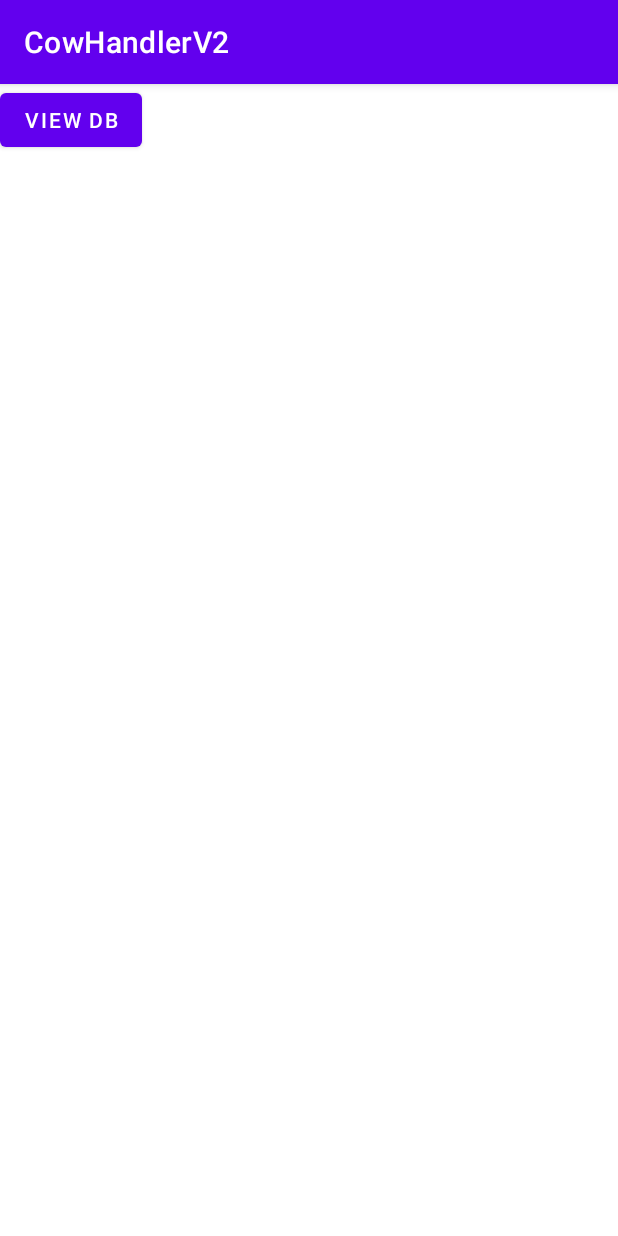
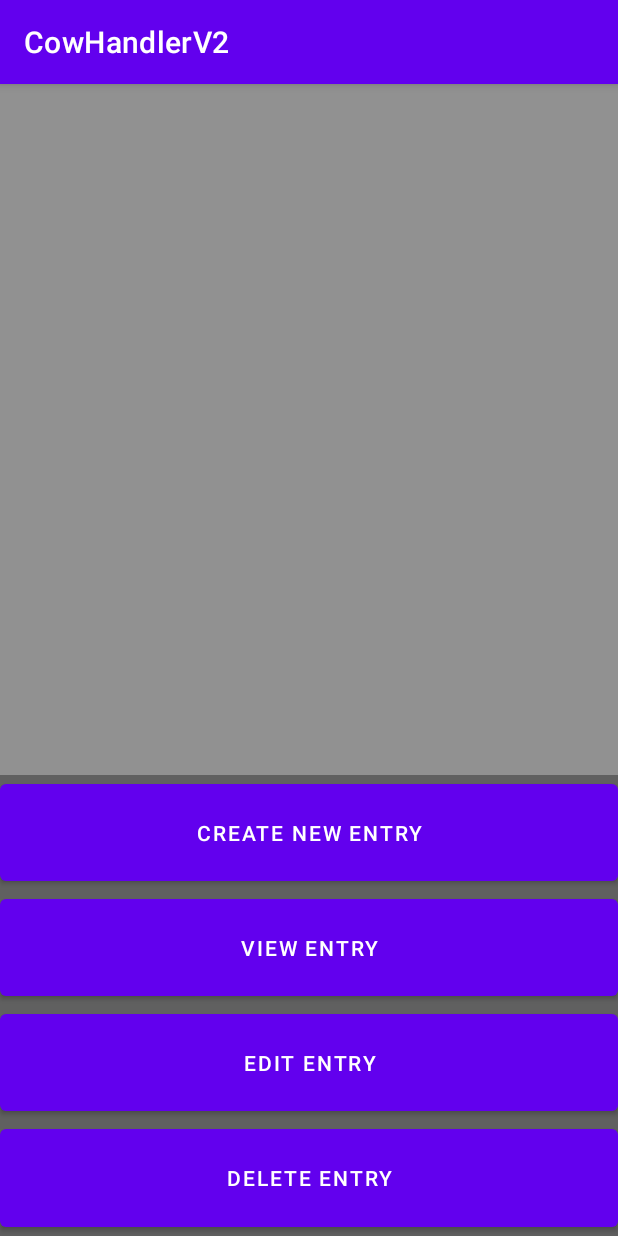
Before and after one commit to sboutros22/CowHandlerV2, an Android app: the screen it shows after launch (MainActivity), on a phone screen of 412 x 824 dp. Run offline under Robolectric (Android 15) with nearby library versions, the phone set to English and light mode, and no system bars.

```diff
--- a/app/src/main/res/layout/activity_main.xml
+++ b/app/src/main/res/layout/activity_main.xml
@@ -1,19 +1,49 @@
 <?xml version="1.0" encoding="utf-8"?>
-<androidx.constraintlayout.widget.ConstraintLayout xmlns:android="http://schemas.android.com/apk/res/android"
+<LinearLayout xmlns:android="http://schemas.android.com/apk/res/android"
     xmlns:app="http://schemas.android.com/apk/res-auto"
     xmlns:tools="http://schemas.android.com/tools"
     android:layout_width="match_parent"
     android:layout_height="match_parent"
+    android:background="@color/gray_med"
+    android:orientation="vertical"
     tools:context=".MainActivity">
 
 
+    <ImageView
+        android:id="@+id/imageView"
+        android:layout_width="match_parent"
+        android:layout_height="wrap_content"
+        android:layout_weight=".8"
+        android:background="@color/gray_light"
+        tools:srcCompat="@drawable/ic_launcher_foreground"
+        android:contentDescription="@string/place_holder" />
 
     <Button
         android:id="@+id/btn1"
-        android:layout_width="wrap_content"
+        android:layout_width="match_parent"
         android:layout_height="wrap_content"
-        android:text="View DB"
-        app:layout_constraintStart_toStartOf="parent"
-        app:layout_constraintTop_toTopOf="parent" />
+        android:layout_weight=".05"
+        android:text="@string/create_new_entry" />
 
-</androidx.constraintlayout.widget.ConstraintLayout>
+    <Button
+        android:id="@+id/button"
+        android:layout_width="match_parent"
+        android:layout_height="wrap_content"
+        android:layout_weight=".05"
+        android:text="@string/view_entry" />
+
+    <Button
+        android:id="@+id/button2"
+        android:layout_width="match_parent"
+        android:layout_height="wrap_content"
+        android:layout_weight=".05"
+        android:text="@string/edit_entry" />
+
+    <Button
+        android:id="@+id/button3"
+        android:layout_width="match_parent"
+        android:layout_height="wrap_content"
+        android:layout_weight=".05"
+        android:text="@string/delete_entry" />
+
+</LinearLayout>
--- a/app/src/main/res/values/colors.xml
+++ b/app/src/main/res/values/colors.xml
@@ -7,4 +7,6 @@
     <color name="teal_700">#FF018786</color>
     <color name="black">#FF000000</color>
     <color name="white">#FFFFFFFF</color>
+    <color name="gray_light">#FF919191</color>
+    <color name="gray_med">#FF606060</color>
 </resources>
--- a/app/src/main/res/values/strings.xml
+++ b/app/src/main/res/values/strings.xml
@@ -1,3 +1,10 @@
 <resources>
     <string name="app_name">CowHandlerV2</string>
+
+    <string name="create_new_entry">Create New Entry</string>
+    <string name="view_entry">View Entry</string>
+    <string name="edit_entry">Edit Entry</string>
+    <string name="delete_entry">Delete Entry</string>
+
+    <string name="place_holder">placeholder</string>
 </resources>
```
Also changed, not shown: app/src/main/java/com/clagroup/cowhandlerv2/MainActivity.java (+4 -3 lines).
